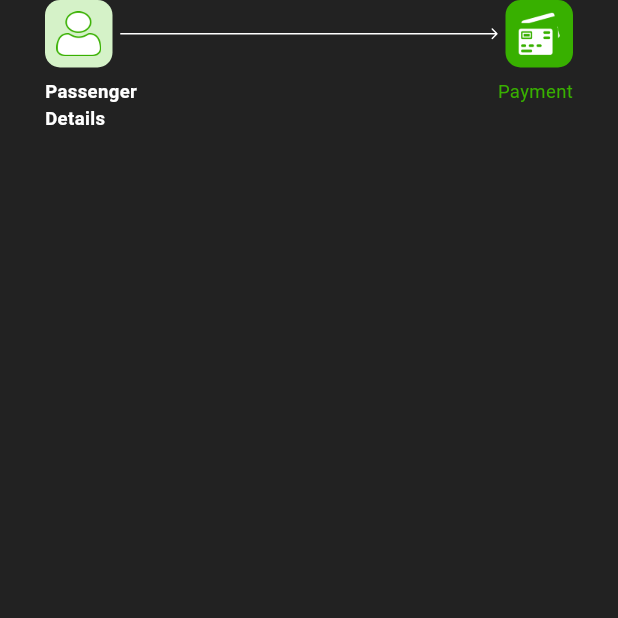
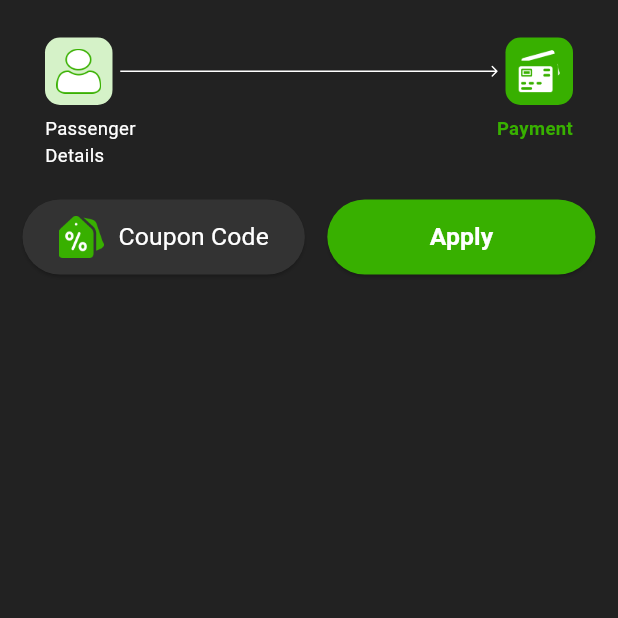
Before and after one commit to MohammedGhazaly/yatri_task, a Flutter app: the PaymentView screen opened by its route, on a phone screen of 412 x 824 dp, the top half of it. Run offline on Flutter 3.47's test engine with Material 3 defaults, Android fonts, the phone set to English and light mode, and no system bars; our stand-ins replace flutter_svg.

Commit message:
Finished coupon button and apply button

```diff
--- a/lib/core/utils/app_assets.dart
+++ b/lib/core/utils/app_assets.dart
@@ -3,4 +3,5 @@ class AppAssets {
   static const String othersIcon = "assets/icons/group.png";
   static const String paymentIcon = "assets/icons/payment.png";
   static const String lineIcon = "assets/icons/line.svg";
+  static const String cuponCode = "assets/icons/cupon_icon.png";
 }
--- a/lib/core/widgets/renting_progress.dart
+++ b/lib/core/widgets/renting_progress.dart
@@ -74,7 +74,8 @@ class RentingProgress extends StatelessWidget {
                     color: isPayment == true
                         ? Colors.white
                         : Theme.of(context).primaryColor,
-                ),
+                    fontWeight:
+                        isPayment ? FontWeight.normal : FontWeight.w700),
               ),
               Text(
                 "Payment",
@@ -82,7 +83,9 @@ class RentingProgress extends StatelessWidget {
                     color: isPayment == true
                         ? Theme.of(context).primaryColor
                         : Colors.white,
-                ),
+                    fontWeight: isPayment == true
+                        ? FontWeight.w700
+                        : FontWeight.normal),
               ),
             ],
           ),
--- /dev/null
+++ b/lib/features/payment/view/widgets/apply_button.dart
@@ -0,0 +1,24 @@
+import 'package:flutter/material.dart';
+import 'package:yatri_car_task/core/utils/app_colors.dart';
+import 'package:yatri_car_task/core/utils/app_style.dart';
+
+class ApplyButton extends StatelessWidget {
+  const ApplyButton({super.key});
+
+  @override
+  Widget build(BuildContext context) {
+    return SizedBox(
+      height: 50,
+      width: double.infinity,
+      child: ElevatedButton(
+          style: ElevatedButton.styleFrom(
+              foregroundColor: Colors.white,
+              backgroundColor: AppColors.primaryColor),
+          onPressed: () {},
+          child: Text(
+            "Apply",
+            style: AppStyle.getTextStyleBold16(context),
+          )),
+    );
+  }
+}
--- /dev/null
+++ b/lib/features/payment/view/widgets/coupon_code_button.dart
@@ -0,0 +1,35 @@
+import 'package:flutter/material.dart';
+import 'package:yatri_car_task/core/utils/app_assets.dart';
+import 'package:yatri_car_task/core/utils/app_colors.dart';
+import 'package:yatri_car_task/core/utils/app_style.dart';
+
+class CouponCodeButton extends StatelessWidget {
+  const CouponCodeButton({super.key});
+
+  @override
+  Widget build(BuildContext context) {
+    return SizedBox(
+      height: 50,
+      child: ElevatedButton(
+        style: ElevatedButton.styleFrom(
+          backgroundColor: AppColors.darkColor,
+        ),
+        onPressed: () {},
+        child: Row(
+          children: [
+            Image.asset(AppAssets.cuponCode, width: 30, height: 30),
+            const SizedBox(
+              width: 10,
+            ),
+            Text(
+              "Coupon Code",
+              style: AppStyle.getTextStyleRegular16(context).copyWith(
+                color: Colors.white,
+              ),
+            )
+          ],
+        ),
+      ),
+    );
+  }
+}
--- a/lib/features/payment/view/widgets/payment_view_body.dart
+++ b/lib/features/payment/view/widgets/payment_view_body.dart
@@ -1,5 +1,10 @@
 import 'package:flutter/material.dart';
+import 'package:yatri_car_task/core/utils/app_assets.dart';
+import 'package:yatri_car_task/core/utils/app_colors.dart';
+import 'package:yatri_car_task/core/utils/app_style.dart';
 import 'package:yatri_car_task/core/widgets/renting_progress.dart';
+import 'package:yatri_car_task/features/payment/view/widgets/apply_button.dart';
+import 'package:yatri_car_task/features/payment/view/widgets/coupon_code_button.dart';
 
 class PaymentViewBody extends StatelessWidget {
   const PaymentViewBody({super.key});
@@ -12,12 +17,24 @@ class PaymentViewBody extends StatelessWidget {
         child: SingleChildScrollView(
           child: Column(
             children: [
+              SizedBox(height: 25),
               RentingProgress(
                 isPayment: true,
               ),
               SizedBox(
                 height: 20,
-              )
+              ),
+              Row(
+                children: [
+                  CouponCodeButton(),
+                  SizedBox(
+                    width: 15,
+                  ),
+                  Flexible(
+                    child: ApplyButton(),
+                  )
+                ],
+              ),
             ],
           ),
         ),
```
Also changed, not shown: assets/icons/cupon_icon.png (added). Lines whose indentation alone changed are shown as unchanged.
